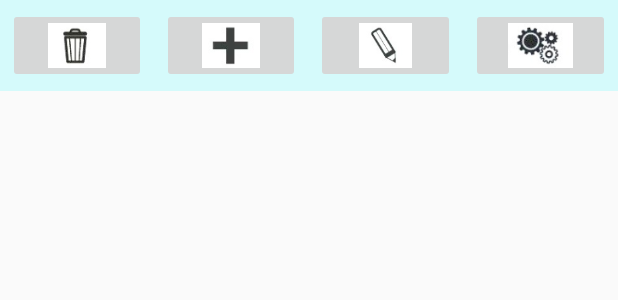
After one commit to zzqCc/Memo, an Android app: the layout top_menu.xml on its own in the app's theme, with its tools: preview values and no code run, on a phone screen of 412 x 824 dp. The commit adds this screen. Shown: the top 300 px of the screen. Run offline under Robolectric (Android 15) with nearby library versions, the phone set to English and light mode, and no system bars.

Commit message:
add top_menu and bottom_menu --chen

```diff
--- a/Memo2/app/src/main/java/com/example/lx/memo/MainActivity.java
+++ b/Memo2/app/src/main/java/com/example/lx/memo/MainActivity.java
@@ -2,12 +2,14 @@ package com.example.lx.memo;
 
 import android.os.Bundle;
 import android.support.v7.app.AppCompatActivity;
+import android.view.Window;
 
 public class MainActivity extends AppCompatActivity {
 
     @Override
     protected void onCreate(Bundle savedInstanceState) {
         super.onCreate(savedInstanceState);
+        requestWindowFeature(Window.FEATURE_NO_TITLE);
         setContentView(R.layout.activity_main);
     }
 }
--- /dev/null
+++ b/Memo2/app/src/main/res/layout/top_menu.xml
@@ -0,0 +1,39 @@
+<?xml version="1.0" encoding="utf-8"?>
+<LinearLayout xmlns:android="http://schemas.android.com/apk/res/android"
+    android:layout_width="match_parent"
+    android:layout_height="wrap_content"
+    android:background="#2606f7ff">
+
+    <ImageButton
+        android:layout_width="0dp"
+        android:layout_height="50dp"
+        android:id="@+id/history"
+        android:src="@mipmap/hisrory"
+        android:layout_weight="1"
+        android:scaleType="fitCenter"
+        android:layout_margin="5dp"/>
+    <ImageButton
+        android:layout_width="0dp"
+        android:layout_height="50dp"
+        android:id="@+id/add"
+        android:src="@mipmap/add"
+        android:layout_weight="1"
+        android:scaleType="fitCenter"
+        android:layout_margin="5dp"/>
+    <ImageButton
+        android:layout_width="0dp"
+        android:layout_height="50dp"
+        android:id="@+id/edit"
+        android:src="@mipmap/edit"
+        android:layout_weight="1"
+        android:scaleType="fitCenter"
+        android:layout_margin="5dp"/>
+    <ImageButton
+        android:layout_width="0dp"
+        android:layout_height="50dp"
+        android:id="@+id/setting"
+        android:src="@mipmap/setting"
+        android:layout_weight="1"
+        android:scaleType="fitCenter"
+        android:layout_margin="5dp"/>
+</LinearLayout>
```
Also changed, not shown: Memo2/app/src/main/java/com/example/lx/memo/bottom_menu.java (added, +34 -0 lines), Memo2/app/src/main/java/com/example/lx/memo/top_menu.java (added, +51 -0 lines), Memo2/app/src/main/res/layout/activity_main.xml (+12 -2 lines), Memo2/app/src/main/res/layout/bottom_menu.xml (added, +22 -0 lines), Memo2/app/src/main/res/mipmap-hdpi/add.png (added), Memo2/app/src/main/res/mipmap-hdpi/background1.jpg (added), Memo2/app/src/main/res/mipmap-hdpi/edit.png (added), Memo2/app/src/main/res/mipmap-hdpi/friends.png (added), Memo2/app/src/main/res/mipmap-hdpi/hisrory.png (added), Memo2/app/src/main/res/mipmap-hdpi/remainder.png (added), Memo2/app/src/main/res/mipmap-hdpi/setting.png (added).
